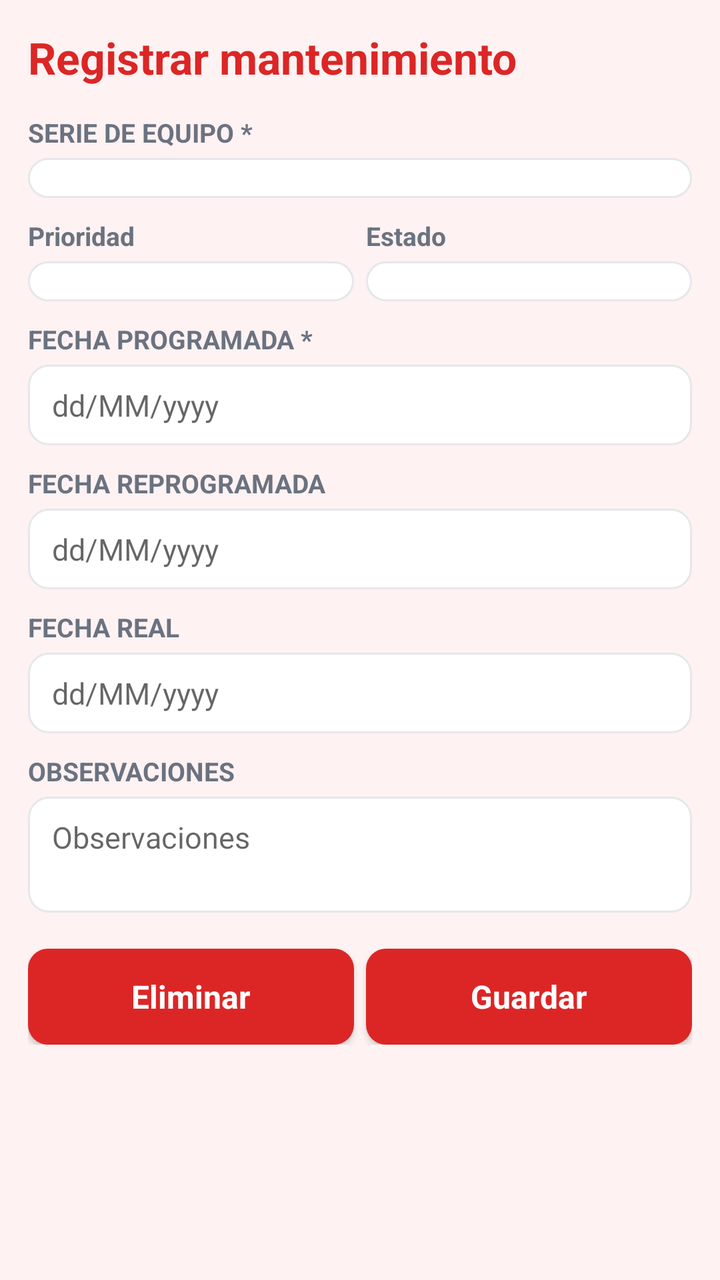
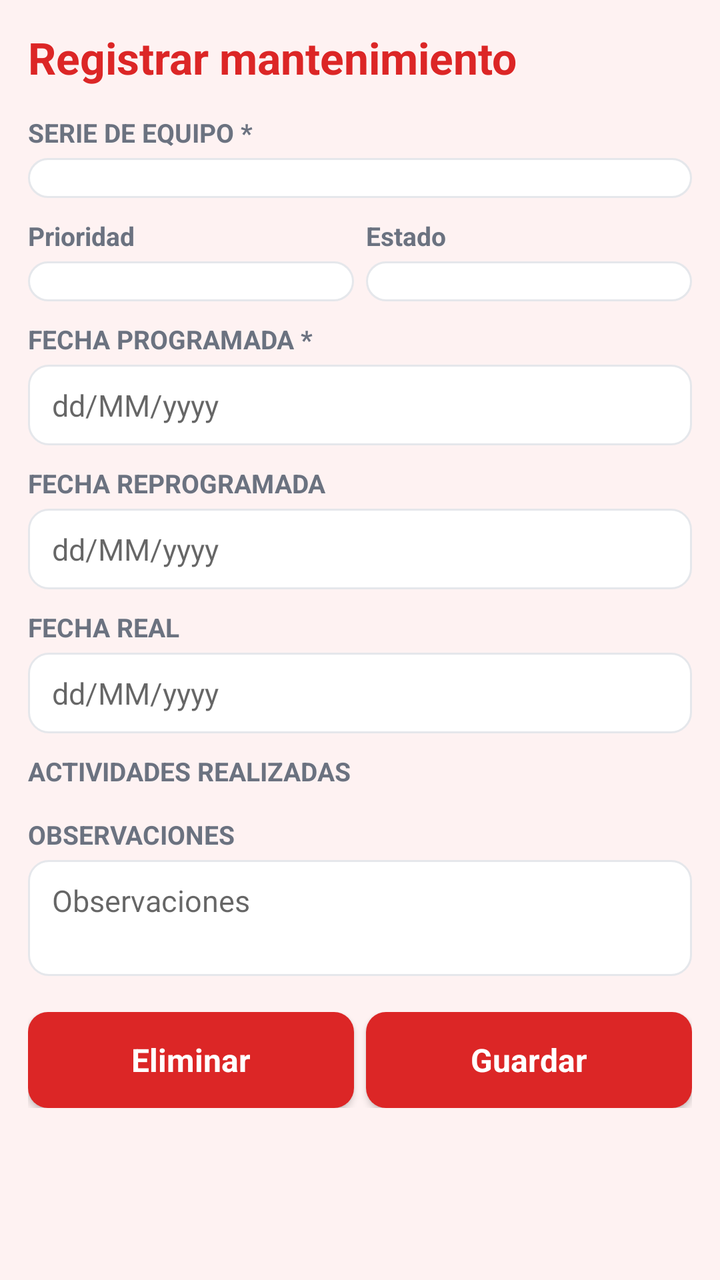

Before-and-after screenshots of an Android layout around one commit, followed by the original layout XML and the change that was made.
<!-- AndroidManifest.xml: application theme AppTheme -->
<!-- res/layout/activity_mantenimiento_form.xml -->
<?xml version="1.0" encoding="utf-8"?>
<LinearLayout xmlns:android="http://schemas.android.com/apk/res/android"
    android:layout_width="match_parent"
    android:layout_height="match_parent"
    android:orientation="vertical"
    android:fitsSystemWindows="true"
    android:background="@color/bg">

    <TextView
        android:id="@+id/formMantTitle"
        android:layout_width="wrap_content"
        android:layout_height="wrap_content"
        android:layout_margin="14dp"
        style="@style/Title"
        android:text="Registrar mantenimiento" />

    <ScrollView
        android:layout_width="match_parent"
        android:layout_height="0dp"
        android:layout_weight="1">

        <LinearLayout
            android:layout_width="match_parent"
            android:layout_height="wrap_content"
            android:orientation="vertical"
            android:paddingLeft="14dp"
            android:paddingRight="14dp"
            android:paddingBottom="14dp">

            <TextView
                android:layout_width="wrap_content"
                android:layout_height="wrap_content"
                style="@style/Label"
                android:text="SERIE DE EQUIPO *" />

            <Spinner
                android:id="@+id/mtEquipo"
                style="@style/Input"
                android:layout_marginTop="4dp" />

            <LinearLayout
                android:layout_width="match_parent"
                android:layout_height="wrap_content"
                android:layout_marginTop="10dp"
                android:orientation="horizontal">

                <LinearLayout
                    android:layout_width="0dp"
                    android:layout_height="wrap_content"
                    android:layout_weight="1"
                    android:layout_marginRight="6dp"
                    android:orientation="vertical">

                    <TextView
                        android:layout_width="wrap_content"
                        android:layout_height="wrap_content"
                        style="@style/Label"
                        android:text="Prioridad" />

                    <Spinner
                        android:id="@+id/mtPrioridad"
                        style="@style/Input"
                        android:layout_marginTop="4dp" />
                </LinearLayout>

                <LinearLayout
                    android:layout_width="0dp"
                    android:layout_height="wrap_content"
                    android:layout_weight="1"
                    android:orientation="vertical">

                    <TextView
                        android:layout_width="wrap_content"
                        android:layout_height="wrap_content"
                        style="@style/Label"
                        android:text="Estado" />

                    <Spinner
                        android:id="@+id/mtEstado"
                        style="@style/Input"
                        android:layout_marginTop="4dp" />
                </LinearLayout>
            </LinearLayout>

            <TextView
                android:layout_width="wrap_content"
                android:layout_height="wrap_content"
                android:layout_marginTop="10dp"
                style="@style/Label"
                android:text="FECHA PROGRAMADA *" />

            <EditText
                android:id="@+id/mtProgramada"
                style="@style/Input"
                android:layout_marginTop="4dp"
                android:hint="dd/MM/yyyy"
                android:focusable="false"
                android:clickable="true"
                android:cursorVisible="false"
                android:singleLine="true" />

            <TextView
                android:layout_width="wrap_content"
                android:layout_height="wrap_content"
                android:layout_marginTop="10dp"
                style="@style/Label"
                android:text="FECHA REPROGRAMADA" />

            <EditText
                android:id="@+id/mtReprogramada"
                style="@style/Input"
                android:layout_marginTop="4dp"
                android:hint="dd/MM/yyyy"
                android:focusable="false"
                android:clickable="true"
                android:cursorVisible="false"
                android:singleLine="true" />

            <TextView
                android:layout_width="wrap_content"
                android:layout_height="wrap_content"
                android:layout_marginTop="10dp"
                style="@style/Label"
                android:text="FECHA REAL" />

            <EditText
                android:id="@+id/mtReal"
                style="@style/Input"
                android:layout_marginTop="4dp"
                android:hint="dd/MM/yyyy"
                android:focusable="false"
                android:clickable="true"
                android:cursorVisible="false"
                android:singleLine="true" />

            <TextView
                android:layout_width="wrap_content"
                android:layout_height="wrap_content"
                android:layout_marginTop="10dp"
                style="@style/Label"
                android:text="OBSERVACIONES" />

            <EditText
                android:id="@+id/mtObs"
                style="@style/Input"
                android:layout_marginTop="4dp"
                android:gravity="top"
                android:minLines="2"
                android:inputType="textMultiLine"
                android:hint="Observaciones" />

            <LinearLayout
                android:layout_width="match_parent"
                android:layout_height="wrap_content"
                android:layout_marginTop="18dp"
                android:orientation="horizontal">

                <Button
                    android:id="@+id/btnEliminarMant"
                    style="@style/BtnDanger"
                    android:layout_width="0dp"
                    android:layout_height="wrap_content"
                    android:layout_weight="1"
                    android:layout_marginRight="6dp"
                    android:text="Eliminar" />

                <Button
                    android:id="@+id/btnGuardarMant"
                    style="@style/BtnPrimary"
                    android:layout_width="0dp"
                    android:layout_height="wrap_content"
                    android:layout_weight="1"
                    android:text="Guardar" />
            </LinearLayout>
        </LinearLayout>
    </ScrollView>
</LinearLayout>
<!-- resources referenced by this layout -->
<resources>
  <color name="bg">#FEF2F2</color>
  <style name="BtnDanger" parent="android:Widget.Button">
          <item name="android:background">@drawable/bg_button_danger</item>
          <item name="android:textColor">#FFFFFF</item>
          <item name="android:textSize">16sp</item>
          <item name="android:textStyle">bold</item>
          <item name="android:textAllCaps">false</item>
          <item name="android:paddingLeft">18dp</item>
          <item name="android:paddingRight">18dp</item>
          <item name="android:paddingTop">10dp</item>
          <item name="android:paddingBottom">10dp</item>
      </style>
  <style name="Input">
          <item name="android:background">@drawable/bg_input</item>
          <item name="android:paddingLeft">12dp</item>
          <item name="android:paddingRight">12dp</item>
          <item name="android:paddingTop">10dp</item>
          <item name="android:paddingBottom">10dp</item>
          <item name="android:textSize">15sp</item>
          <item name="android:textColor">@color/text_primary</item>
          <item name="android:layout_width">match_parent</item>
          <item name="android:layout_height">wrap_content</item>
      </style>
  <style name="Label">
          <item name="android:textSize">13sp</item>
          <item name="android:textStyle">bold</item>
          <item name="android:textColor">@color/text_secondary</item>
      </style>
  <style name="Title">
          <item name="android:textSize">22sp</item>
          <item name="android:textStyle">bold</item>
          <item name="android:textColor">@color/primary</item>
      </style>
  <style name="AppTheme" parent="android:Theme.Material.Light.NoActionBar">
          <item name="android:statusBarColor">@color/primary</item>
          <item name="android:navigationBarColor">@color/primary</item>
          <item name="android:windowBackground">@color/bg</item>
          <item name="android:colorAccent">@color/primary</item>
          <item name="android:forceDarkAllowed">false</item>
          <item name="android:windowOptOutEdgeToEdgeEnforcement">true</item>
          <item name="android:windowLayoutInDisplayCutoutMode">shortEdges</item>
      </style>
  <!-- drawable bg_button_danger (drawable) -->
  <?xml version="1.0" encoding="utf-8"?>
  <selector xmlns:android="http://schemas.android.com/apk/res/android">
      <item android:state_pressed="true">
          <shape android:shape="rectangle">
              <solid android:color="#B91C1C" />
              <corners android:radius="10dp" />
          </shape>
      </item>
      <item>
          <shape android:shape="rectangle">
              <solid android:color="@color/danger" />
              <corners android:radius="10dp" />
          </shape>
      </item>
  </selector>
  <!-- drawable bg_button_primary (drawable) -->
  <?xml version="1.0" encoding="utf-8"?>
  <selector xmlns:android="http://schemas.android.com/apk/res/android">
      <item android:state_pressed="true">
          <shape android:shape="rectangle">
              <solid android:color="@color/primary_dark" />
              <corners android:radius="10dp" />
          </shape>
      </item>
      <item>
          <shape android:shape="rectangle">
              <solid android:color="@color/primary" />
              <corners android:radius="10dp" />
          </shape>
      </item>
  </selector>
  <color name="text_primary">#4A1D1D</color>
  <color name="text_secondary">#6B7280</color>
  <color name="primary">#DC2626</color>
  <color name="danger">#DC2626</color>
  <color name="primary_dark">#B91C1C</color>
  <color name="card">#FFFFFF</color>
  <color name="border">#E5E7EB</color>
  <!-- unchanged entries left out for length: 2 -->
</resources>

<!-- the commit's change to res/layout/activity_mantenimiento_form.xml (unified diff, before → after) -->
@@ -138,6 +138,20 @@
                 android:layout_height="wrap_content"
                 android:layout_marginTop="10dp"
                 style="@style/Label"
+                android:text="ACTIVIDADES REALIZADAS" />
+
+            <LinearLayout
+                android:id="@+id/mtActividades"
+                android:layout_width="match_parent"
+                android:layout_height="wrap_content"
+                android:layout_marginTop="4dp"
+                android:orientation="vertical" />
+
+            <TextView
+                android:layout_width="wrap_content"
+                android:layout_height="wrap_content"
+                android:layout_marginTop="10dp"
+                style="@style/Label"
                 android:text="OBSERVACIONES" />
 
             <EditText
